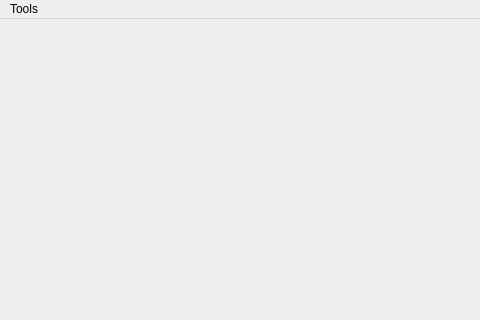
Before: the Qt Designer form DialerUI/dialerui.ui in richardlwspu14/dialer-ui, drawn with Qt 5; both pictures show x 0 to 480 and y 0 to 320 of the 800 by 600 pixel window.
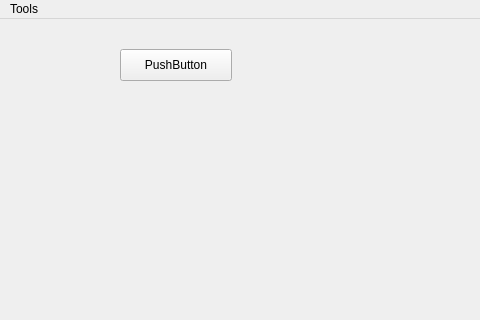
After: the same form once the commit is applied.

```diff
--- a/DialerUI/dialerui.ui
+++ b/DialerUI/dialerui.ui
@@ -13,7 +13,21 @@
   <property name="windowTitle">
    <string>Dialerui</string>
   </property>
-  <widget class="QWidget" name="centralwidget"/>
+  <widget class="QWidget" name="centralwidget">
+   <widget class="QPushButton" name="pushButton">
+    <property name="geometry">
+     <rect>
+      <x>120</x>
+      <y>30</y>
+      <width>112</width>
+      <height>32</height>
+     </rect>
+    </property>
+    <property name="text">
+     <string>PushButton</string>
+    </property>
+   </widget>
+  </widget>
   <widget class="QMenuBar" name="menubar">
    <property name="geometry">
     <rect>
```
